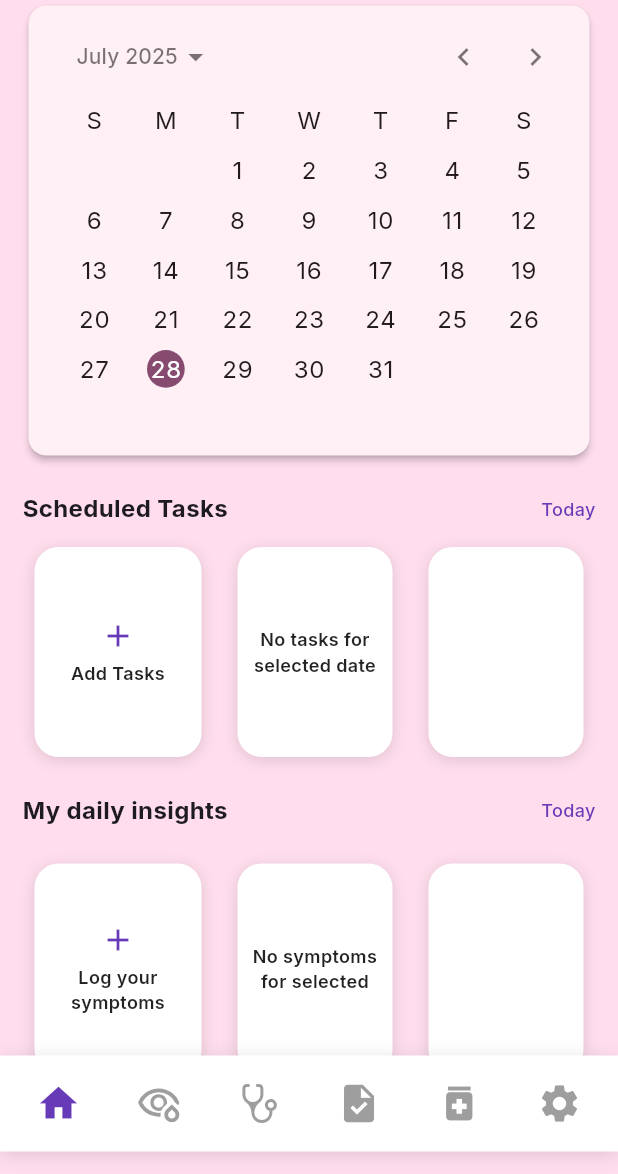
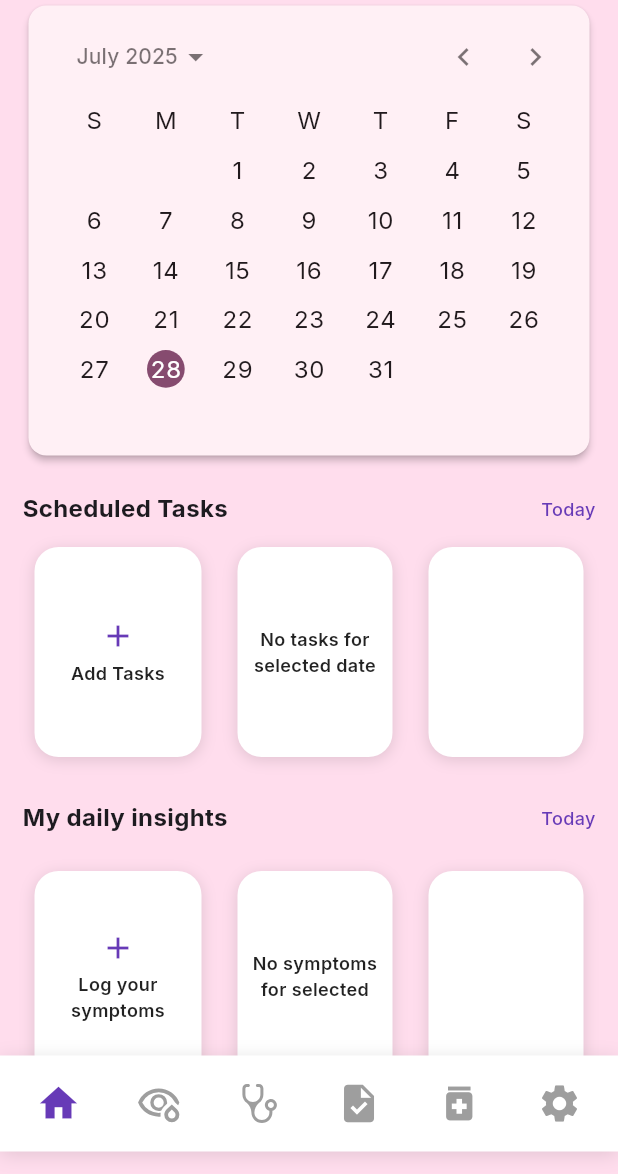
Before and after one commit to pabl0e/PillPall, a Flutter app: the screen it shows once a user with an empty profile is signed in, on a phone screen of 412 x 824 dp, the part 62-1236 px from its top. Run offline on Flutter 3.47's test engine with Material 3 defaults, Android fonts, the light colour scheme and no system bars; our stand-ins replace cloud_firestore, firebase_auth, firebase_core, flutter_svg, google_fonts; accounts and stored records are empty.

```diff
--- a/lib/views/landing_page.dart
+++ b/lib/views/landing_page.dart
@@ -263,7 +263,7 @@ class _HomePageState extends State<HomePage> {
                   ],
                 ),
                 ),
-                SizedBox(height: 20),
+                SizedBox(height: 25),
                 // My daily insights Section
                 Row(
                   mainAxisAlignment: MainAxisAlignment.spaceBetween,
@@ -490,7 +490,7 @@ class _HomePageState extends State<HomePage> {
                   ],
                 ),
                 ),
-                SizedBox(height: 20),
+                SizedBox(height: 25),
                 // Your Doctor's Contact Details - FIXED with userId filter
                 Text(
                   "Your Doctor's Contact Details",
```
